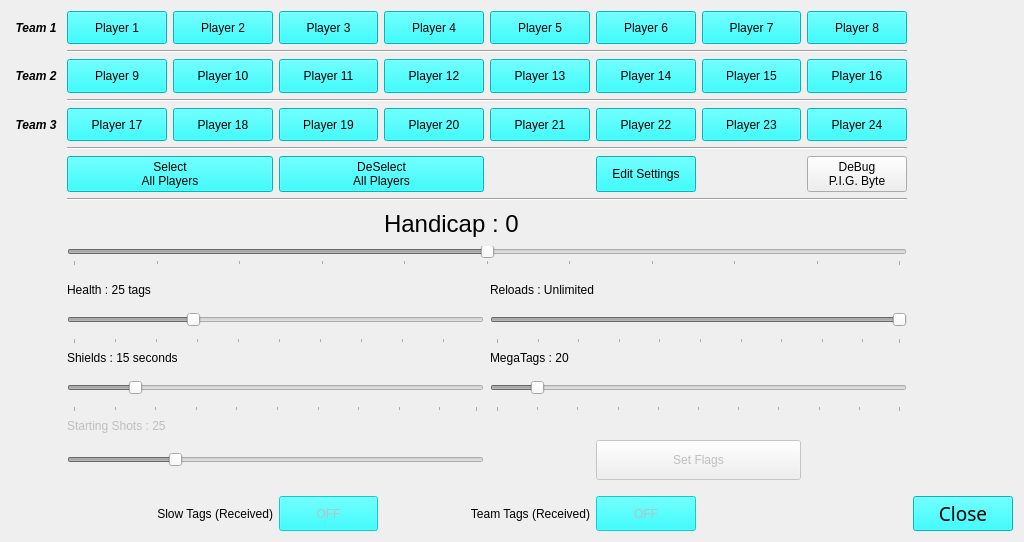
First picture: the form in PlayersWindow.ui, repository rmick/Combobulator, before the edit.
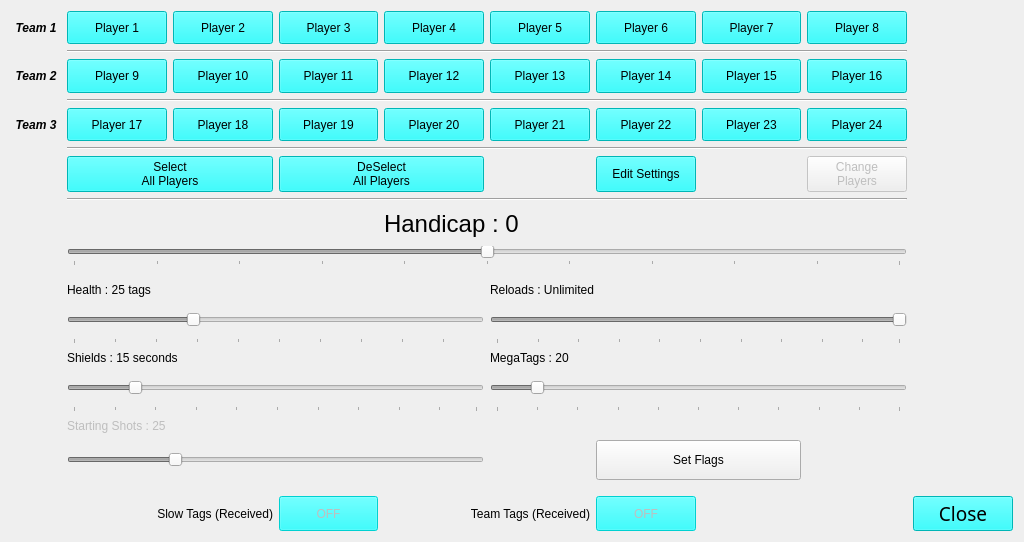
Second picture: the form after the edit.

Patch:
```diff
--- a/PlayersWindow.ui
+++ b/PlayersWindow.ui
@@ -756,7 +756,7 @@
    <item row="23" column="6" colspan="2">
     <widget class="QPushButton" name="btn_Flags">
      <property name="enabled">
-      <bool>false</bool>
+      <bool>true</bool>
      </property>
      <property name="sizePolicy">
       <sizepolicy hsizetype="Preferred" vsizetype="Fixed">
@@ -1871,7 +1871,10 @@
     </widget>
    </item>
    <item row="10" column="8">
-    <widget class="QPushButton" name="btn_Test">
+    <widget class="QPushButton" name="btn_ChangePlayers">
+     <property name="enabled">
+      <bool>false</bool>
+     </property>
      <property name="sizePolicy">
       <sizepolicy hsizetype="Preferred" vsizetype="Preferred">
        <horstretch>0</horstretch>
@@ -1879,8 +1882,8 @@
       </sizepolicy>
      </property>
      <property name="text">
-      <string>DeBug
-P.I.G. Byte</string>
+      <string>Change
+Players</string>
      </property>
     </widget>
    </item>
```
